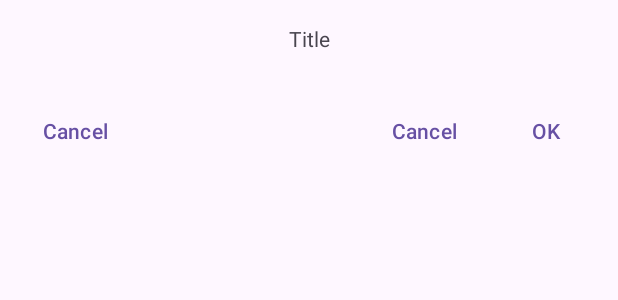
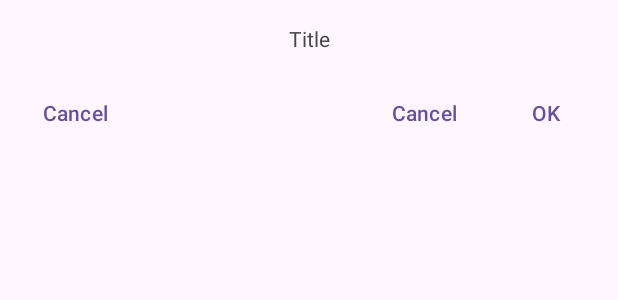
Before and after one commit to unbiaseduser-github/bottom-sheet-alert-dialog, an Android app: the layout bottom_sheet_alert_dialog_ui.xml on its own in the app's theme, with its tools: preview values and no code run, on a phone screen of 412 x 824 dp. Shown: the top 300 px of the screen. Run offline under Robolectric (Android 15) with nearby library versions, the phone set to English and light mode, and no system bars.

Commit message:
Fix bottom padding being added when no button is present

```diff
--- a/bottom-sheet-alert-dialog/src/main/res/layout/bottom_sheet_alert_dialog_ui.xml
+++ b/bottom-sheet-alert-dialog/src/main/res/layout/bottom_sheet_alert_dialog_ui.xml
@@ -34,12 +34,13 @@
         app:layout_constraintBottom_toBottomOf="parent">
 
         <androidx.appcompat.widget.ButtonBarLayout
+            android:id="@+id/button_bar"
             android:layout_width="match_parent"
             android:layout_height="wrap_content"
             android:gravity="bottom"
             android:layoutDirection="locale"
             android:orientation="horizontal"
-            android:paddingVertical="@dimen/bsad_button_container_padding_vertical">
+            tools:paddingVertical="@dimen/bsad_button_container_padding_vertical">
 
             <com.google.android.material.button.MaterialButton
                 android:id="@+id/neutral_button"
```
Also changed, not shown: bottom-sheet-alert-dialog/src/main/java/com/sixtyninefourtwenty/bottomsheetalertdialog/BottomSheetAlertDialogUi.kt (+20 -1 lines).
